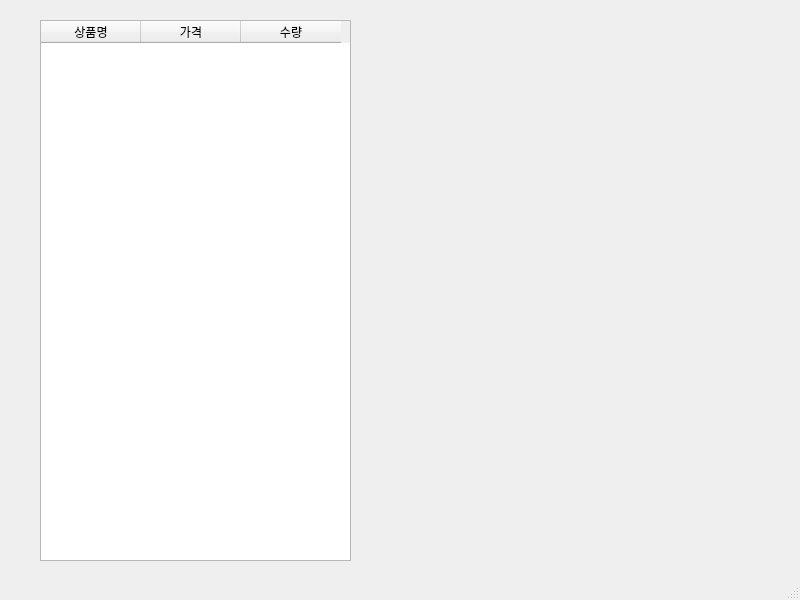
The window that minsoo.ui (choikwonwoo/project) describes before a commit, drawn with Qt 5.
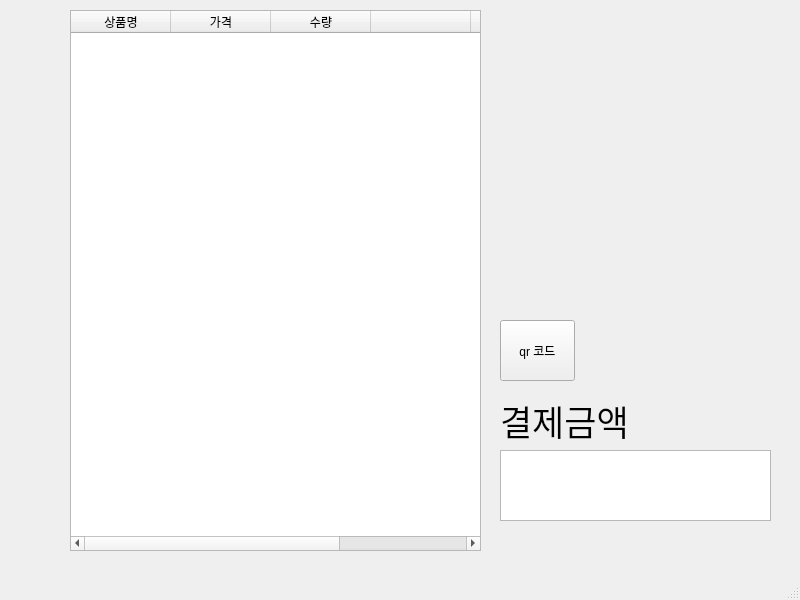
The same window after the commit.

```diff
--- a/minsoo.ui
+++ b/minsoo.ui
@@ -17,9 +17,9 @@
    <widget class="QTableWidget" name="tableWidget">
     <property name="geometry">
      <rect>
-      <x>40</x>
-      <y>20</y>
-      <width>311</width>
+      <x>70</x>
+      <y>10</y>
+      <width>411</width>
       <height>541</height>
      </rect>
     </property>
@@ -38,6 +38,63 @@
       <string>수량</string>
      </property>
     </column>
+    <column>
+     <property name="text">
+      <string/>
+     </property>
+    </column>
+    <column>
+     <property name="text">
+      <string/>
+     </property>
+    </column>
+    <column>
+     <property name="text">
+      <string/>
+     </property>
+    </column>
+   </widget>
+   <widget class="QPushButton" name="pushButton">
+    <property name="geometry">
+     <rect>
+      <x>500</x>
+      <y>320</y>
+      <width>75</width>
+      <height>61</height>
+     </rect>
+    </property>
+    <property name="text">
+     <string>qr 코드</string>
+    </property>
+   </widget>
+   <widget class="QLabel" name="label">
+    <property name="geometry">
+     <rect>
+      <x>500</x>
+      <y>390</y>
+      <width>171</width>
+      <height>61</height>
+     </rect>
+    </property>
+    <property name="font">
+     <font>
+      <family>Adobe Arabic</family>
+      <pointsize>26</pointsize>
+     </font>
+    </property>
+    <property name="text">
+     <string>결제금액</string>
+    </property>
+   </widget>
+   <widget class="QTextEdit" name="textEdit">
+    <property name="geometry">
+     <rect>
+      <x>500</x>
+      <y>450</y>
+      <width>271</width>
+      <height>71</height>
+     </rect>
+    </property>
    </widget>
   </widget>
   <widget class="QMenuBar" name="menubar">
```
